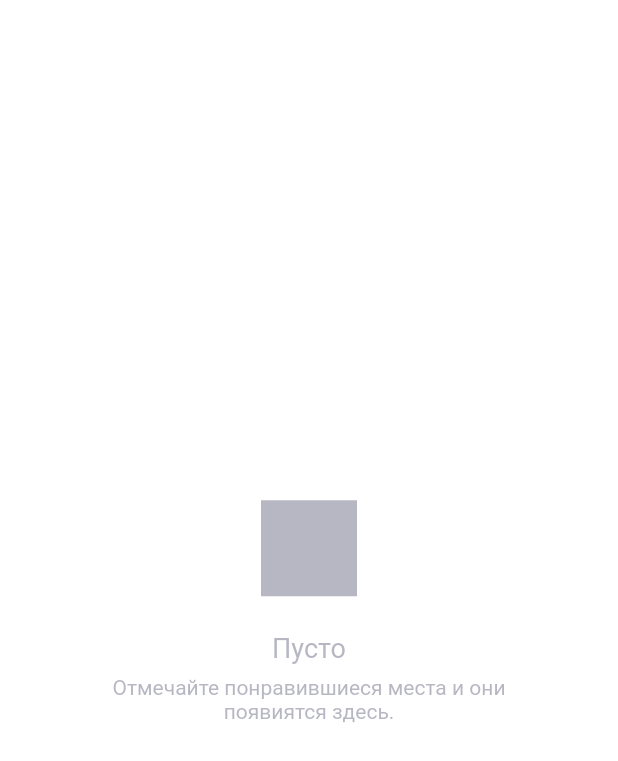
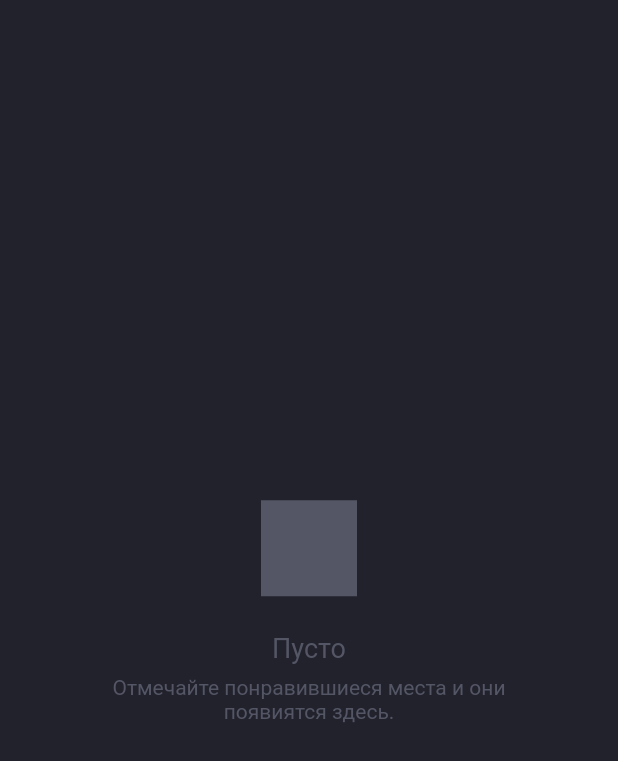
Before and after one commit to braginsm/places, a Flutter app: the EmptyListWont widget shown alone on an empty page, opened directly, on a phone screen of 412 x 824 dp. Shown: the top 761 px of the screen. Run offline on Flutter 3.47's test engine with Material 2 defaults, Android fonts, the phone set to English and light mode, and no system bars; network calls fail.

Commit message:
темная тема, начало

```diff
--- a/lib/main.dart
+++ b/lib/main.dart
@@ -167,7 +167,7 @@ class App extends StatelessWidget {
   @override
   Widget build(BuildContext context) {
     return MaterialApp(
-      theme: lightThema,
+      theme: darkThema,//lightThema,
       home: VisitingScreen(),
       title: "Places",
     );
--- a/lib/ui/res/themes.dart
+++ b/lib/ui/res/themes.dart
@@ -5,9 +5,12 @@ import 'text_styles.dart';
 
 final lightThema = ThemeData(
   primaryColor: ColorsLightSet.main,
-  accentColor: ColorsLightSet.main,
+  accentColor: ColorsLightSet.green,
   canvasColor: ColorsLightSet.white,
   secondaryHeaderColor: ColorsLightSet.secondary,
+  hintColor: ColorsLightSet.secondary2,
+  unselectedWidgetColor: ColorsLightSet.inactiveBlack,
+  backgroundColor: ColorsLightSet.grey,
   bottomNavigationBarTheme: BottomNavigationBarThemeData(
     selectedItemColor: ColorsLightSet.main,
     showSelectedLabels: false,
@@ -33,3 +36,39 @@ final lightThema = ThemeData(
   ),
   fontFamily: 'Roboto',
 );
+
+final darkThema = ThemeData(
+  scaffoldBackgroundColor: ColorsDarkSet.main,
+  primaryColor: ColorsDarkSet.white,
+  accentColor: ColorsDarkSet.green,
+  canvasColor: ColorsDarkSet.white,
+  //secondaryHeaderColor: ColorsDarkSet.secondary2,
+  hintColor: ColorsDarkSet.secondary2,
+  unselectedWidgetColor: ColorsDarkSet.inactiveBlack,
+  backgroundColor: ColorsDarkSet.dark,
+  bottomNavigationBarTheme: BottomNavigationBarThemeData(
+    selectedItemColor: ColorsDarkSet.main,
+    showSelectedLabels: false,
+    showUnselectedLabels: false,
+    unselectedItemColor: ColorsDarkSet.secondary,
+    type: BottomNavigationBarType.fixed
+  ),
+  tabBarTheme: TabBarTheme(
+    unselectedLabelColor: ColorsDarkSet.secondary2.withOpacity(0.56),
+    labelColor: ColorsDarkSet.white,
+    unselectedLabelStyle: TextStyleSet().textBold,
+    labelStyle: TextStyleSet().textBold,
+    indicatorSize: TabBarIndicatorSize.tab,
+    indicator: BoxDecoration(
+      shape: BoxShape.rectangle,
+      borderRadius: BorderRadius.circular(40),
+      color: ColorsDarkSet.secondary,
+    ),
+  ),
+  appBarTheme: AppBarTheme(
+    backgroundColor: ColorsDarkSet.main,
+    //color: ColorsDarkSet.white,
+    shadowColor: Colors.transparent,
+  ),
+  fontFamily: 'Roboto',
+);
--- a/lib/ui/screen/visiting.dart
+++ b/lib/ui/screen/visiting.dart
@@ -171,7 +171,7 @@ class VisitItem extends StatelessWidget {
                       ? "Запланировано на 12 окт. 2020"
                       : "Цель достигнута 12 окт. 2020",
                   style: TextStyleSet().textRegular.copyWith(
-                      color: Color(sight.wontVisit ? 0xff4CAF50 : 0xff7C7E92)),
+                      color: sight.wontVisit ? Theme.of(context).accentColor : Theme.of(context).hintColor,),
                   textAlign: TextAlign.left,
                 ),
               ),
--- a/lib/ui/widget/bottom_navigation.dart
+++ b/lib/ui/widget/bottom_navigation.dart
@@ -1,5 +1,4 @@
 import 'package:flutter/material.dart';
-import 'package:places/ui/res/colors.dart';
 
 class BottomNavigation extends StatelessWidget {
   const BottomNavigation({Key key}) : super(key: key);
@@ -8,7 +7,7 @@ class BottomNavigation extends StatelessWidget {
   Widget build(BuildContext context) {
     return Container(
       decoration: BoxDecoration(
-        border: Border(top: BorderSide(width: 0.8, color: ColorsLightSet.secondary2.withOpacity(0.56))),
+        border: Border(top: BorderSide(width: 0.8, color: Theme.of(context).hintColor.withOpacity(0.56),),),
       ),
       child: BottomNavigationBar(
         items: [
--- a/lib/ui/widget/empty_list.dart
+++ b/lib/ui/widget/empty_list.dart
@@ -25,7 +25,7 @@ class EmptyListWont extends StatelessWidget {
             child: Text(title,
                 style: TextStyleSet()
                     .textMedium18
-                    .copyWith(color: ColorsLightSet.secondary2.withOpacity(0.56))),
+                    .copyWith(color: Theme.of(context).hintColor.withOpacity(0.56),),),
           ),
           Container(
             margin: EdgeInsets.symmetric(horizontal: 53, vertical: 8),
@@ -35,7 +35,7 @@ class EmptyListWont extends StatelessWidget {
               textAlign: TextAlign.center,
               style: TextStyleSet()
                   .textRegular
-                  .copyWith(color: ColorsLightSet.secondary2.withOpacity(0.56)),
+                  .copyWith(color: Theme.of(context).hintColor.withOpacity(0.56)),
             ),
           ),
         ],
```
Also changed, not shown: lib/ui/res/colors.dart (+26 -0 lines), lib/ui/screen/sight_card.dart (+10 -11 lines), lib/ui/screen/sight_list.dart (+6 -9 lines).
